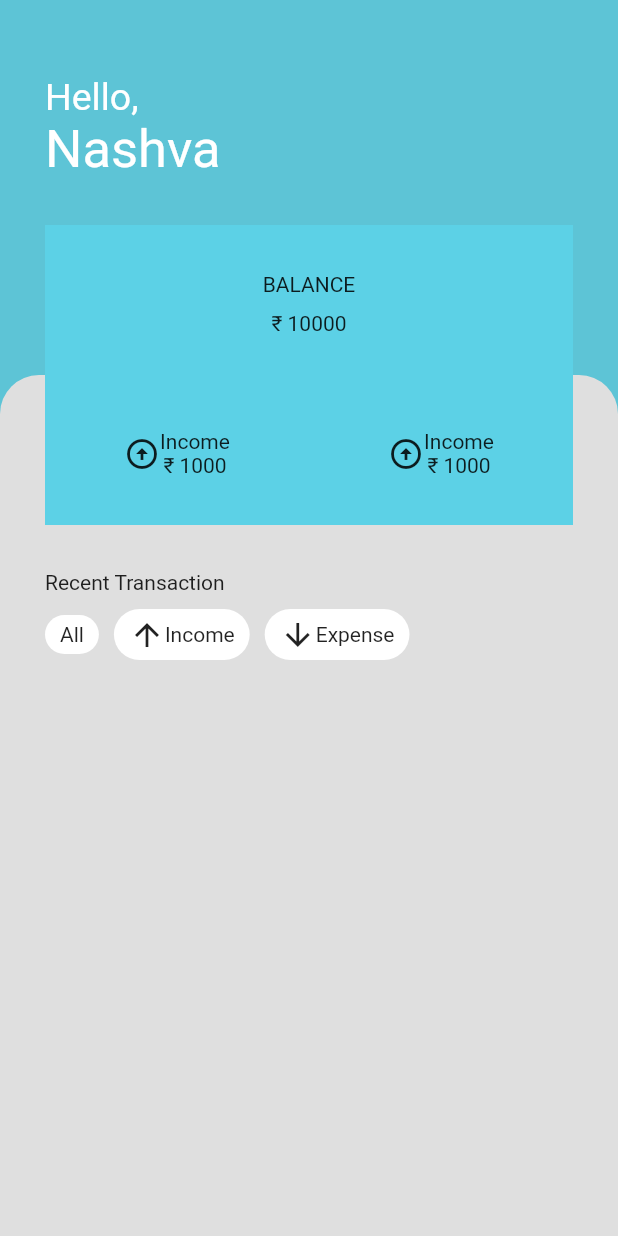
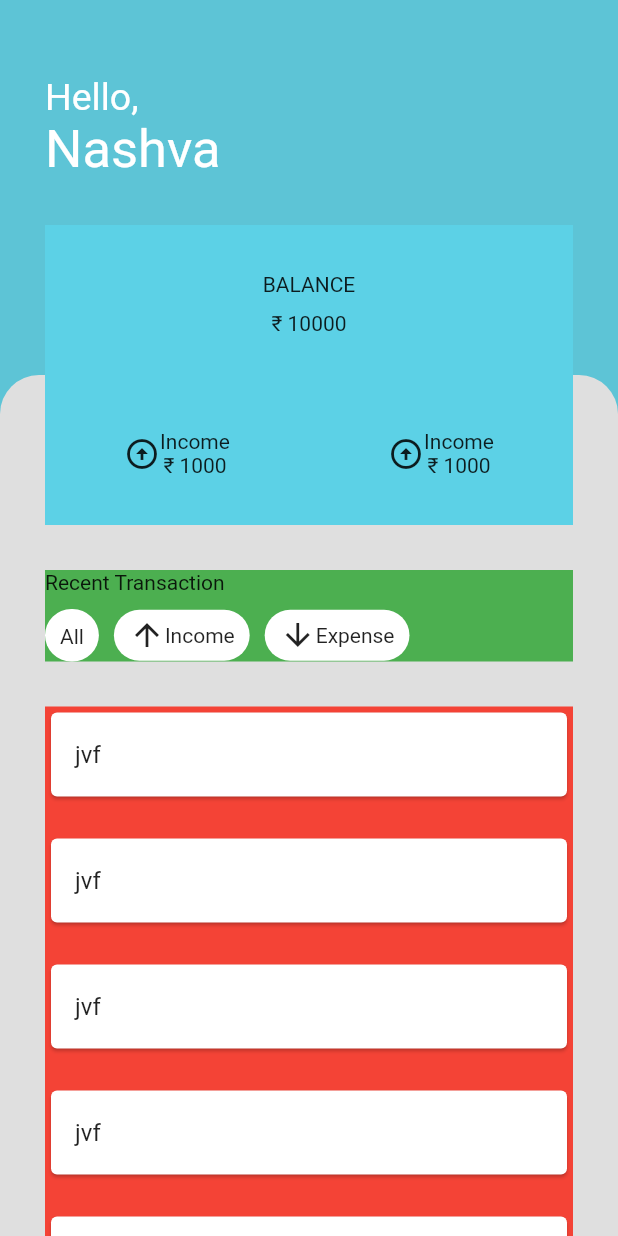
Before and after one commit to nashvak/expense_tracker, a Flutter app: the ScreenHome screen opened by its route, on a phone screen of 412 x 824 dp. Run offline on Flutter 3.47's test engine with Material 2 defaults, Android fonts, the phone set to English and light mode, and no system bars; our stand-ins replace get, google_fonts.

Commit message:
problem with the layout

```diff
--- a/lib/view/transaction/home_screen.dart
+++ b/lib/view/transaction/home_screen.dart
@@ -45,10 +45,17 @@ class ScreenHome extends StatelessWidget {
                   ),
                 ),
                 child: Stack(
+                  //fit: StackFit.expand,
                   children: [
                     Positioned(
                       top: 130,
                       left: 30,
+                      right: 30,
+                      bottom: 0,
+                      child: Column(
+                        children: [
+                          Container(
+                            color: Colors.green,
                             child: Column(
                               crossAxisAlignment: CrossAxisAlignment.start,
                               children: [
@@ -57,14 +64,16 @@ class ScreenHome extends StatelessWidget {
                                 Row(
                                   children: [
                                     Container(
+                                      height: 35,
                                       decoration: ShapeDecoration(
                                         color: Colors.white,
                                         shape: RoundedRectangleBorder(
                                             borderRadius:
-                                            BorderRadius.circular(26))),
+                                                BorderRadius.circular(26)),
+                                      ),
                                       child: const Padding(
                                         padding: EdgeInsets.symmetric(
-                                      horizontal: 10, vertical: 5),
+                                            horizontal: 10, vertical: 10),
                                         child: Text("All"),
                                       ),
                                     ),
@@ -76,7 +85,9 @@ class ScreenHome extends StatelessWidget {
                                         color: Colors.white,
                                         shape: RoundedRectangleBorder(
                                           borderRadius:
-                                            BorderRadius.circular(26))),
+                                              BorderRadius.circular(26),
+                                        ),
+                                      ),
                                       child: const Padding(
                                         padding: EdgeInsets.symmetric(
                                             horizontal: 10, vertical: 5),
@@ -96,7 +107,9 @@ class ScreenHome extends StatelessWidget {
                                         color: Colors.white,
                                         shape: RoundedRectangleBorder(
                                           borderRadius:
-                                            BorderRadius.circular(26))),
+                                              BorderRadius.circular(26),
+                                        ),
+                                      ),
                                       child: const Padding(
                                         padding: EdgeInsets.symmetric(
                                             horizontal: 10, vertical: 5),
@@ -109,6 +122,61 @@ class ScreenHome extends StatelessWidget {
                                       ),
                                     ),
                                   ],
+                                ),
+                              ],
+                            ),
+                          ),
+                          height30,
+                          Container(
+                            color: Colors.red,
+                            child: SingleChildScrollView(
+                              child: Column(
+                                crossAxisAlignment: CrossAxisAlignment.start,
+                                children: [
+                                  Card(
+                                    child: ListTile(
+                                      title: Text("jvf"),
+                                    ),
+                                  ),
+                                  height20,
+                                  Card(
+                                    child: ListTile(
+                                      title: Text("jvf"),
+                                    ),
+                                  ),
+                                  height20,
+                                  Card(
+                                    child: ListTile(
+                                      title: Text("jvf"),
+                                    ),
+                                  ),
+                                  height20,
+                                  Card(
+                                    child: ListTile(
+                                      title: Text("jvf"),
+                                    ),
+                                  ),
+                                  height20,
+                                  Card(
+                                    child: ListTile(
+                                      title: Text("jvf"),
+                                    ),
+                                  ),
+                                  height20,
+                                  Card(
+                                    child: ListTile(
+                                      title: Text("jvf"),
+                                    ),
+                                  ),
+                                  height20,
+                                  Card(
+                                    child: ListTile(
+                                      title: Text("jvf"),
+                                    ),
+                                  ),
+                                ],
+                              ),
+                            ),
                           ),
                         ],
                       ),
```
Lines whose indentation alone changed are shown as unchanged.
